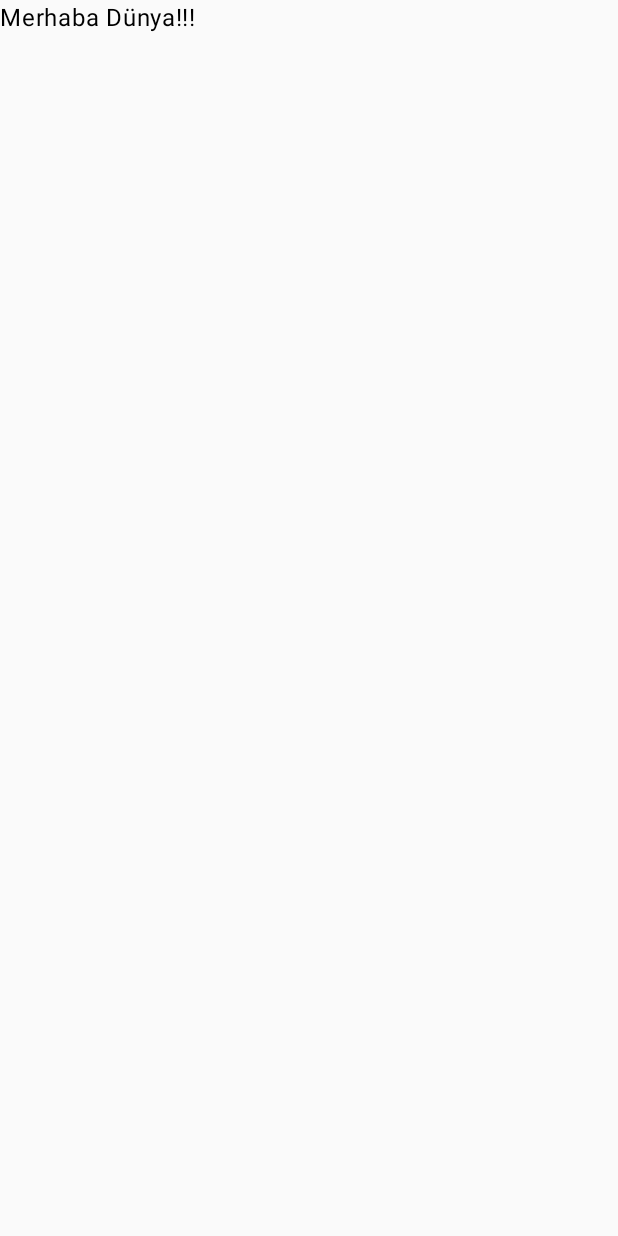
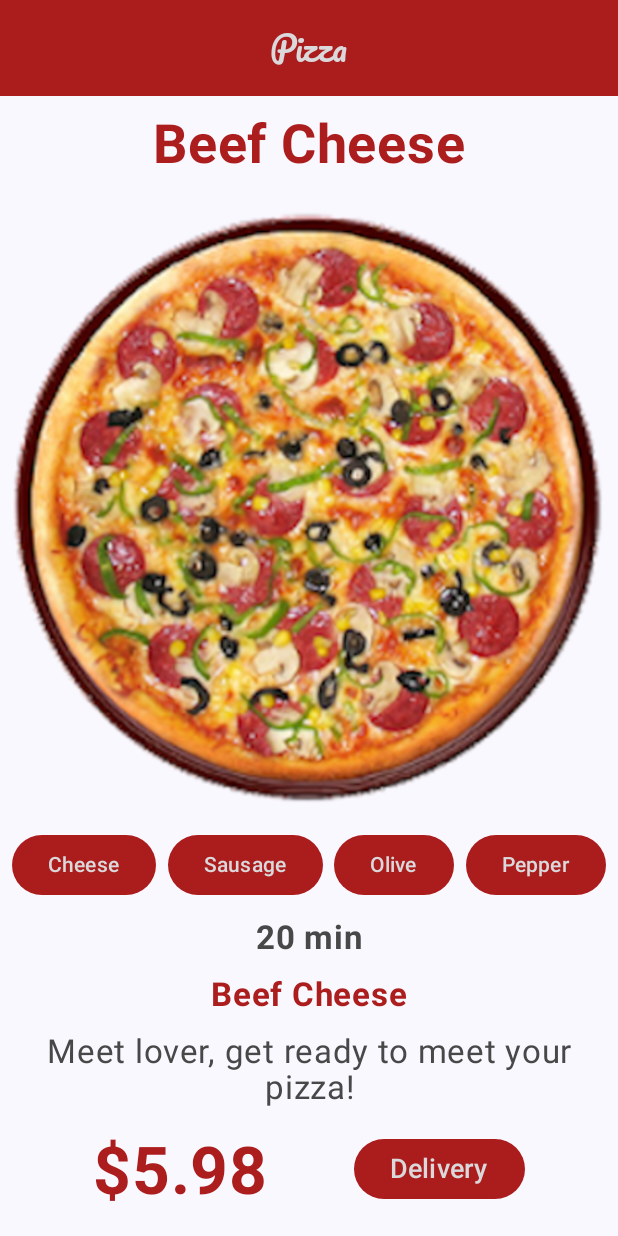
Before and after one commit to pehlivanakbas/Tasarim-calismalari, an Android app built with Jetpack Compose: the screen it shows after launch (MainActivity), on a phone screen of 412 x 824 dp. Before the commit the screen is almost empty. Run offline under Robolectric (Android 15) with nearby library versions, the phone set to English and light mode, and no system bars.

Commit message:
3 ders pizza ekranı tasarlandı

```diff
--- /dev/null
+++ b/app/src/main/java/com/techcariernet/compose/tasarimcalismasi/Chip.kt
@@ -0,0 +1,21 @@
+package com.techcariernet.compose.tasarimcalismasi
+
+import androidx.compose.material3.Button
+import androidx.compose.material3.ButtonDefaults
+import androidx.compose.material3.Text
+import androidx.compose.runtime.Composable
+import com.techcariernet.compose.tasarimcalismasi.ui.theme.AnaRenk
+import com.techcariernet.compose.tasarimcalismasi.ui.theme.YaziRenk1
+
+@Composable
+fun Chip(icerik:String){
+    Button(
+        onClick = { },
+        colors = ButtonDefaults.buttonColors(
+            containerColor = AnaRenk,
+            contentColor = YaziRenk1
+        )
+    ) {
+        Text(text = icerik)
+    }
+}
--- a/app/src/main/java/com/techcariernet/compose/tasarimcalismasi/MainActivity.kt
+++ b/app/src/main/java/com/techcariernet/compose/tasarimcalismasi/MainActivity.kt
@@ -4,14 +4,35 @@ import android.os.Bundle
 import androidx.activity.ComponentActivity
 import androidx.activity.compose.setContent
 import androidx.activity.enableEdgeToEdge
+import androidx.compose.foundation.Image
+import androidx.compose.foundation.layout.Arrangement
+import androidx.compose.foundation.layout.Column
+import androidx.compose.foundation.layout.Row
 import androidx.compose.foundation.layout.fillMaxSize
+import androidx.compose.foundation.layout.fillMaxWidth
 import androidx.compose.foundation.layout.padding
+import androidx.compose.material3.Button
+import androidx.compose.material3.ButtonDefaults
+import androidx.compose.material3.CenterAlignedTopAppBar
+import androidx.compose.material3.ExperimentalMaterial3Api
 import androidx.compose.material3.Scaffold
 import androidx.compose.material3.Text
+import androidx.compose.material3.TopAppBarDefaults
 import androidx.compose.runtime.Composable
+import androidx.compose.ui.Alignment
 import androidx.compose.ui.Modifier
+import androidx.compose.ui.res.painterResource
+import androidx.compose.ui.res.stringResource
+import androidx.compose.ui.text.font.FontWeight
+import androidx.compose.ui.text.style.TextAlign
 import androidx.compose.ui.tooling.preview.Preview
+import androidx.compose.ui.unit.dp
+import androidx.compose.ui.unit.sp
+import com.techcariernet.compose.tasarimcalismasi.ui.theme.AnaRenk
 import com.techcariernet.compose.tasarimcalismasi.ui.theme.TasarimCalismasiTheme
+import com.techcariernet.compose.tasarimcalismasi.ui.theme.YaziRenk1
+import com.techcariernet.compose.tasarimcalismasi.ui.theme.YaziRenk2
+import com.techcariernet.compose.tasarimcalismasi.ui.theme.pasifico
 
 class MainActivity : ComponentActivity() {
     override fun onCreate(savedInstanceState: Bundle?) {
@@ -19,19 +40,108 @@ class MainActivity : ComponentActivity() {
         enableEdgeToEdge()
         setContent {
             TasarimCalismasiTheme {
-              Anasayfa()
-                }
+                Anasayfa()
             }
         }
     }
+}
 //run ettiğimiz zaman çalışacağımız sayfa
+//left-start:android, leading:ios
+//@xml dosyalarında res klasorunu temsil eder.
+//R kotlin dosyalarında res klasorunu temsil eder.
+//string yapısının bir avantajı da çoklu dil destegidir.
+//project calues-tr içine tüürkce secenek yazacağız
+@OptIn(ExperimentalMaterial3Api::class)
+@Composable
+fun Anasayfa() {
+    Scaffold(
+        topBar = {
+            CenterAlignedTopAppBar(
+                title = { Text(text = "Pizza", fontFamily = pasifico) },
+                colors = TopAppBarDefaults.topAppBarColors(
+                    containerColor = AnaRenk,
+                    titleContentColor = YaziRenk1,
 
-@Composable
-fun Anasayfa(){
-    Text(text = "Merhaba Dünya!!!")
+                    )
+            )
+        }
+    ) { paddingValues ->
+        Column(
+            modifier = Modifier
+                .fillMaxSize()
+                .padding(paddingValues),
+            //padding(paddingvalues) kullanımı çevresine bir boşluk vermiş oluyoruz..
+
+            verticalArrangement = Arrangement.SpaceEvenly,
+            horizontalAlignment = Alignment.CenterHorizontally
+        ) {
+            Text(
+                text = stringResource(id = R.string.pizzaBaslik),
+                color = AnaRenk,
+                fontWeight = FontWeight.Bold,
+                fontSize = 36.sp
+            )
+            Image(painter = painterResource(id = R.drawable.pizza_resim), contentDescription = "")
+            Row(
+                modifier = Modifier
+                    .fillMaxWidth(),
+                horizontalArrangement = Arrangement.SpaceEvenly
+            ) {
+                Chip(icerik = stringResource(id = R.string.peynirYazi))
+                Chip(icerik = stringResource(id = R.string.sucukYazi))
+                Chip(icerik = stringResource(id = R.string.zeytinYazi))
+                Chip(icerik = stringResource(id = R.string.biberYazi))
+
+            }
+            Text(
+                text = stringResource(id = R.string.teslimatSüre),
+                color = YaziRenk2,
+                fontWeight = FontWeight.Bold,
+                fontSize = 22.sp
+            )
+            Text(
+                text = stringResource(id = R.string.pizzaBaslik),
+                color = AnaRenk,
+                fontWeight = FontWeight.Bold,
+                fontSize = 22.sp
+            )
+            Text(
+                text = stringResource(id = R.string.pizzaAcıklama),
+                color = YaziRenk2,
+                fontSize = 22.sp,
+                textAlign = TextAlign.Center
+            )
+            Row(
+                modifier = Modifier
+                    .fillMaxWidth()
+                    .padding(5.dp),
+                horizontalArrangement = Arrangement.SpaceEvenly
+                //veya Arrangement SpaceBeetween
+            )
+            {
+                Text(
+                    text = stringResource(id = R.string.fiyat),
+                    color = AnaRenk,
+                    fontWeight = FontWeight.Bold,
+                    fontSize = 44.sp
+                )
+                Button(
+                    onClick = { },
+                    colors = ButtonDefaults.buttonColors(
+                        containerColor = AnaRenk,
+                        contentColor = YaziRenk1
+                    )
+                ) {
+                    Text(text = stringResource(id = R.string.teslimatBaslik), fontSize = 18.sp)
+                }
+            }
+
+        }
+    }
 }
 
-@Preview(showBackground = true)
+
+@Preview(showBackground = true, locale = "tr")
 @Composable
 fun GreetingPreview() {
     TasarimCalismasiTheme {
--- a/app/src/main/java/com/techcariernet/compose/tasarimcalismasi/ui/theme/Color.kt
+++ b/app/src/main/java/com/techcariernet/compose/tasarimcalismasi/ui/theme/Color.kt
@@ -9,3 +9,6 @@ val Pink80 = Color(0xFFEFB8C8)
 val Purple40 = Color(0xFF6650a4)
 val PurpleGrey40 = Color(0xFF625b71)
 val Pink40 = Color(0xFF7D5260)
+val AnaRenk = Color(0xF1A71010)
+val YaziRenk1 = Color(0xFFDAD8DA)
+val YaziRenk2 = Color(0xFF494848)
--- a/app/src/main/java/com/techcariernet/compose/tasarimcalismasi/ui/theme/Theme.kt
+++ b/app/src/main/java/com/techcariernet/compose/tasarimcalismasi/ui/theme/Theme.kt
@@ -9,7 +9,11 @@ import androidx.compose.material3.dynamicDarkColorScheme
 import androidx.compose.material3.dynamicLightColorScheme
 import androidx.compose.material3.lightColorScheme
 import androidx.compose.runtime.Composable
+import androidx.compose.runtime.SideEffect
+import androidx.compose.ui.graphics.toArgb
 import androidx.compose.ui.platform.LocalContext
+import androidx.compose.ui.platform.LocalView
+import androidx.core.view.WindowCompat
 
 private val DarkColorScheme = darkColorScheme(
     primary = Purple80,
@@ -49,6 +53,15 @@ fun TasarimCalismasiTheme(
         darkTheme -> DarkColorScheme
         else -> LightColorScheme
     }
+    //emülatörde durum çubugunun rengini değiştirir.
+    val view = LocalView.current
+    if (!view.isInEditMode) {
+        SideEffect {
+            val window = (view.context as Activity).window
+          window.statusBarColor = AnaRenk.toArgb()
+            WindowCompat.getInsetsController(window, view).isAppearanceLightStatusBars = darkTheme
+        }
+    }
 
     MaterialTheme(
         colorScheme = colorScheme,
--- a/app/src/main/java/com/techcariernet/compose/tasarimcalismasi/ui/theme/Type.kt
+++ b/app/src/main/java/com/techcariernet/compose/tasarimcalismasi/ui/theme/Type.kt
@@ -2,9 +2,11 @@ package com.techcariernet.compose.tasarimcalismasi.ui.theme
 
 import androidx.compose.material3.Typography
 import androidx.compose.ui.text.TextStyle
+import androidx.compose.ui.text.font.Font
 import androidx.compose.ui.text.font.FontFamily
 import androidx.compose.ui.text.font.FontWeight
 import androidx.compose.ui.unit.sp
+import com.techcariernet.compose.tasarimcalismasi.R
 
 // Set of Material typography styles to start with
 val Typography = Typography(
@@ -32,3 +34,7 @@ val Typography = Typography(
     )
     */
 )
+
+
+//Fontlarım
+val pasifico= FontFamily(Font(R.font.pacifico))
--- a/app/src/main/res/values/strings.xml
+++ b/app/src/main/res/values/strings.xml
@@ -1,3 +1,13 @@
 <resources>
-    <string name="app_name">TasarimCalismasi</string>
+    <string name="app_name">Pizza</string>
+    <string name="pizzaBaslik">Beef Cheese</string>
+    <string name="peynirYazi">Cheese</string>
+    <string name="sucukYazi">Sausage</string>
+    <string name="zeytinYazi">Olive</string>
+    <string name="biberYazi">Pepper</string>
+    <string name="teslimatSüre">20 min</string>
+    <string name="teslimatBaslik">Delivery</string>
+    <string name="fiyat">$5.98</string>
+    <string name="buttonYazi">ADD TO CART</string>
+    <string name="pizzaAcıklama">Meet lover, get ready to meet your pizza!</string>
 </resources>
```
Also changed, not shown: app/src/main/res/drawable/pizza_resim.png (added), app/src/main/res/font/pacifico.ttf (added), 1 other file.
